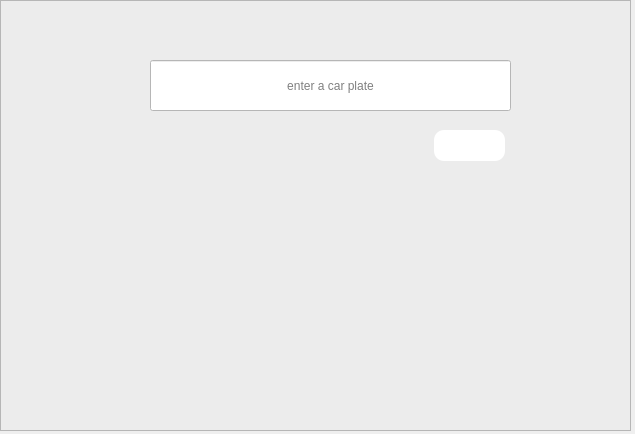
This is input.ui in codydon/Automatic-Car-Plate-Recognition-System as Qt 5 draws it before an edit. The edited form follows.
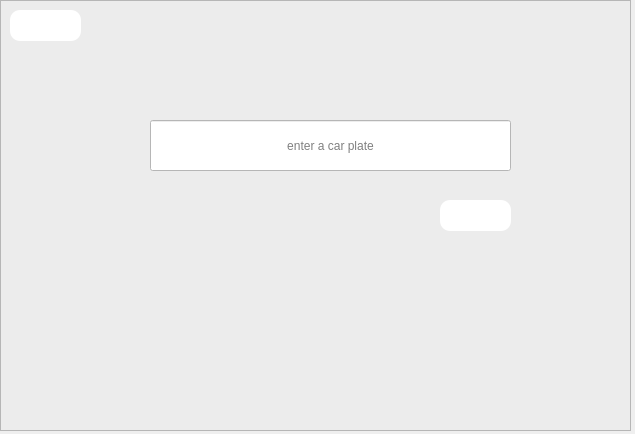
This is the edited form. Icons and pictures are not drawn.

Patch:
```diff
--- a/input.ui
+++ b/input.ui
@@ -36,7 +36,7 @@
      <property name="geometry">
       <rect>
        <x>150</x>
-       <y>60</y>
+       <y>120</y>
        <width>361</width>
        <height>51</height>
       </rect>
@@ -54,8 +54,8 @@
     <widget class="QPushButton" name="pushButton">
      <property name="geometry">
       <rect>
-       <x>434</x>
-       <y>130</y>
+       <x>440</x>
+       <y>200</y>
        <width>71</width>
        <height>31</height>
       </rect>
@@ -98,6 +98,34 @@
       <set>Qt::AlignCenter</set>
      </property>
     </widget>
+    <widget class="QPushButton" name="pushButton_2">
+     <property name="geometry">
+      <rect>
+       <x>10</x>
+       <y>10</y>
+       <width>71</width>
+       <height>31</height>
+      </rect>
+     </property>
+     <property name="cursor">
+      <cursorShape>PointingHandCursor</cursorShape>
+     </property>
+     <property name="styleSheet">
+      <string notr="true">
+QPushButton{	 
+background-color: rgb(255, 255, 255);
+	image: url(:/back/undo.png);
+border-radius:10px;
+}
+QPushButton:hover#pushButton_2
+{
+  border:2px solid  rgb(0, 170, 127);  
+}</string>
+     </property>
+     <property name="text">
+      <string/>
+     </property>
+    </widget>
    </widget>
   </widget>
  </widget>
```
Left out of the diff: 3 changed lines with no effect on the pictures.
